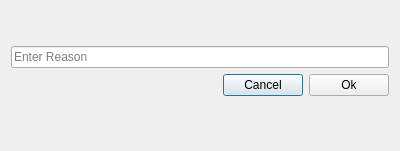
This is buildings/gui/deletion_reason.ui in linz/nz-buildings as Qt 5 draws it before an edit. The edited form follows.
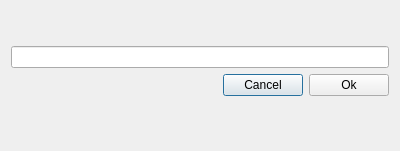
This is the edited form.

What changed in the file:
```diff
--- a/buildings/gui/deletion_reason.ui
+++ b/buildings/gui/deletion_reason.ui
@@ -64,7 +64,7 @@
      <item>
       <widget class="QLineEdit" name="le_reason">
        <property name="placeholderText">
-        <string>Enter Reason</string>
+        <string/>
        </property>
       </widget>
      </item>
```
